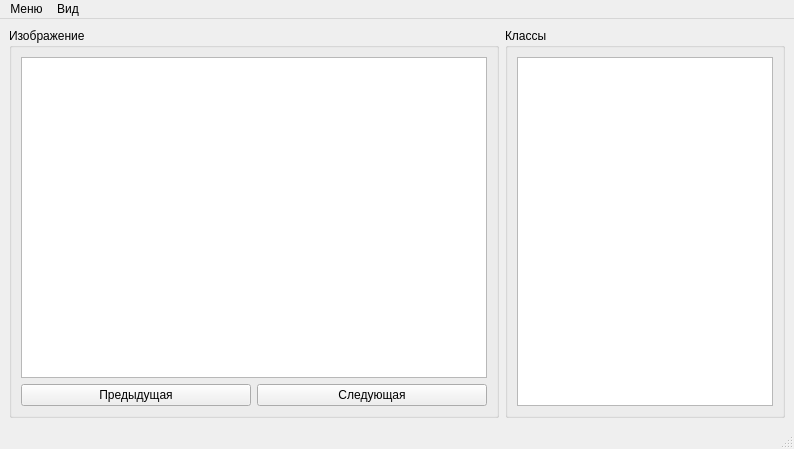
Above: forms/form.ui from Chipsraine/image_markup_app before the change. Below: the same form after it.
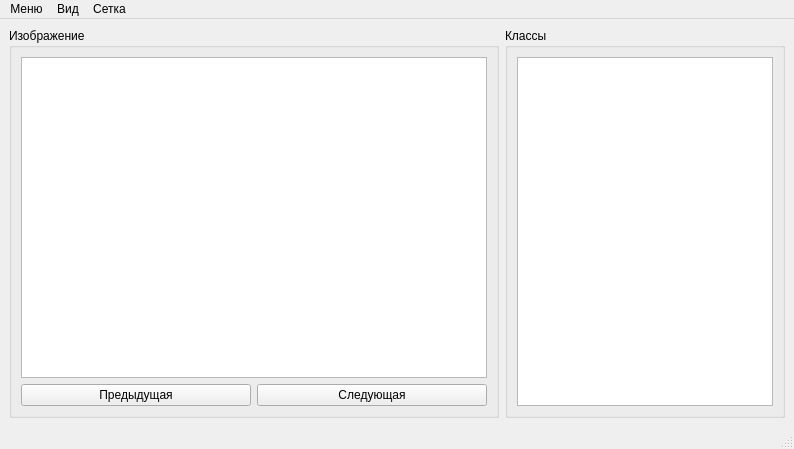
That is the form after the change. Custom widgets are drawn as their Qt base class.

```diff
--- a/forms/form.ui
+++ b/forms/form.ui
@@ -119,8 +119,15 @@
     <addaction name="actionImageZoomOut"/>
     <addaction name="actionResetImageScale"/>
    </widget>
+   <widget class="QMenu" name="menu_3">
+    <property name="title">
+     <string>Сетка</string>
+    </property>
+    <addaction name="actionEditGridSize"/>
+   </widget>
    <addaction name="menu"/>
    <addaction name="menu_2"/>
+   <addaction name="menu_3"/>
   </widget>
   <widget class="QStatusBar" name="statusbar"/>
   <action name="actionSelectImagesFolder">
```
Left out of the diff: 10 changed lines with no effect on the pictures.
